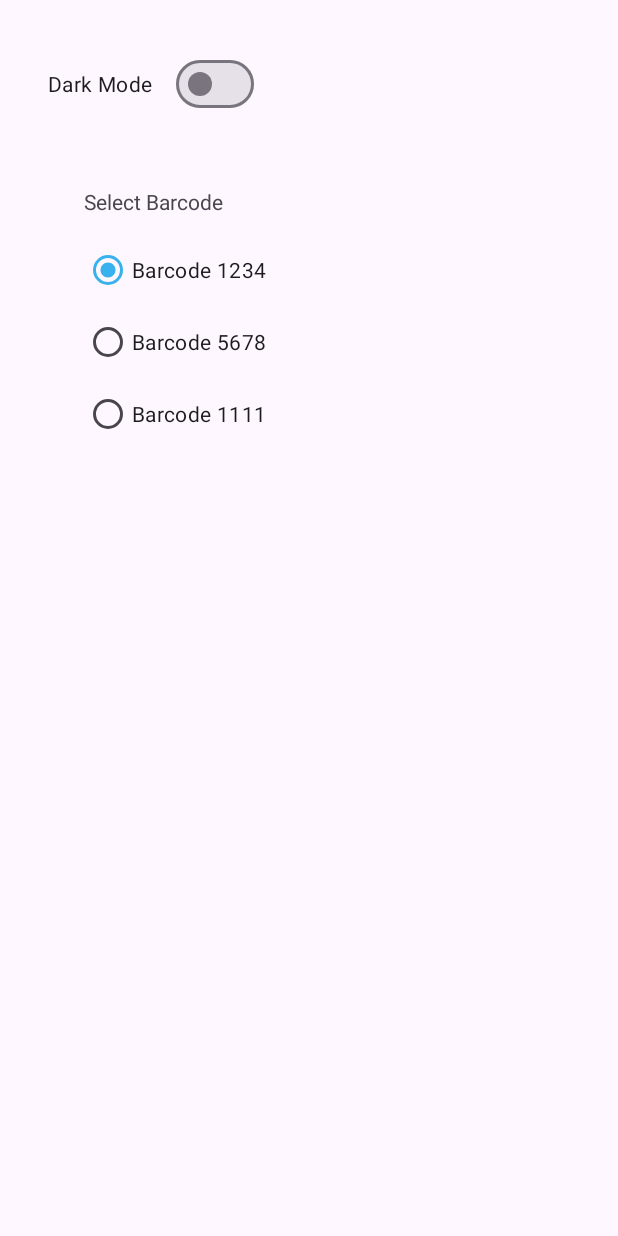
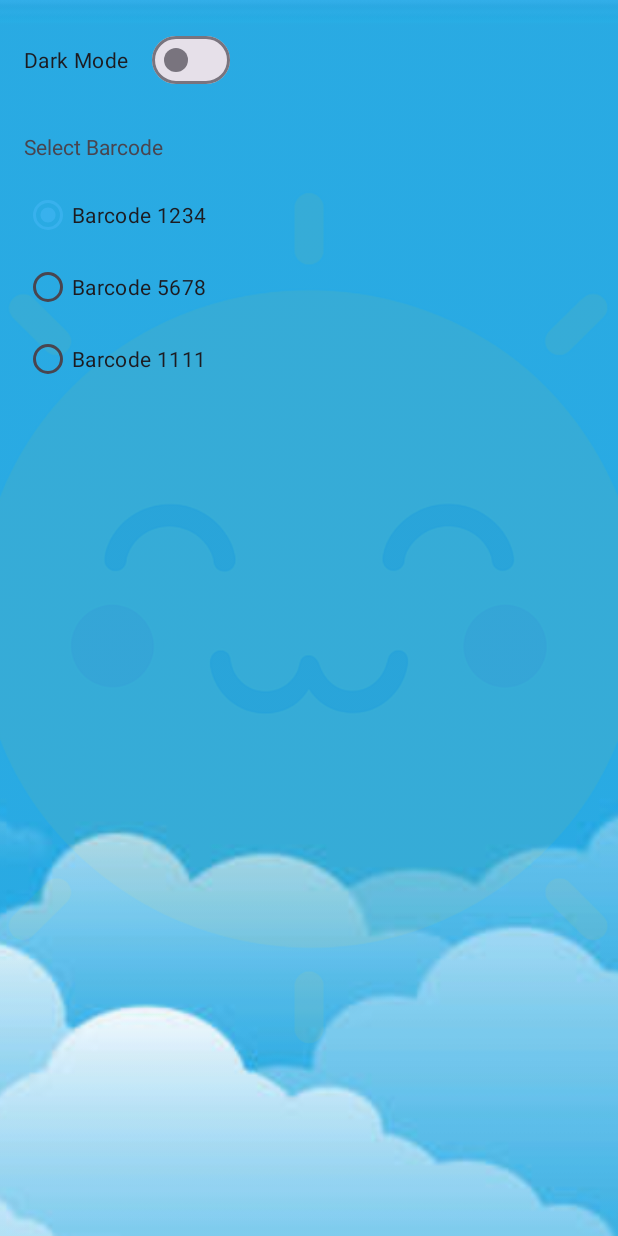
Before and after one commit to varunvaliveti/WakeBuddy, an Android app: the SettingsFragment screen opened through its navigation route, on a phone screen of 412 x 824 dp. Run offline under Robolectric (Android 15) with nearby library versions, the phone set to English and light mode, and no system bars; libraries missing offline, so code that uses them is left out: com.journeyapps.barcodescanner.

Commit message:
Adding calendar feature and improving dark mode functionality

```diff
--- a/app/src/main/java/edu/sjsu/android/wakebuddy/MainFragment.java
+++ b/app/src/main/java/edu/sjsu/android/wakebuddy/MainFragment.java
@@ -2,6 +2,7 @@ package edu.sjsu.android.wakebuddy;
 
 import android.content.Context;
 import android.content.SharedPreferences;
+import android.content.res.Configuration;
 import android.os.Bundle;
 
 import androidx.annotation.NonNull;
@@ -18,7 +19,6 @@ import android.view.ViewGroup;
 import android.widget.ImageButton;
 import android.widget.ImageView;
 import android.widget.TextView;
-import android.widget.Toast;
 
 import com.google.gson.Gson;
 import com.google.gson.reflect.TypeToken;
@@ -50,7 +50,6 @@ public class MainFragment extends Fragment implements AlarmDeleteListener, Alarm
     public void onViewCreated(@NonNull View view, @Nullable Bundle savedInstanceState) {
         super.onViewCreated(view, savedInstanceState);
         RecyclerView alarmsRecyclerView = view.findViewById(R.id.alarmsRecyclerView);
-
         alarmsRecyclerView.setLayoutManager(new LinearLayoutManager(requireContext()));
         AlarmAdapter adapter = new AlarmAdapter(alarms, this, this);
         alarmsRecyclerView.setAdapter(adapter);
@@ -59,22 +58,19 @@ public class MainFragment extends Fragment implements AlarmDeleteListener, Alarm
                 .setFragmentResultListener("alarm_request_key", this, (requestKey, bundle) -> {
                     int editIndex = bundle.getInt("edit_index", -1);
                     Alarm alarm = (Alarm) bundle.getSerializable("alarm");
-
                     if (alarm != null) {
                         if (editIndex != -1) {
                             Alarm oldAlarm = alarms.get(editIndex);
-                            AlarmUtils.cancelAlarm(requireContext(), oldAlarm); // cancel old
+                            AlarmUtils.cancelAlarm(requireContext(), oldAlarm);
                             alarms.set(editIndex, alarm);
                             adapter.notifyItemChanged(editIndex);
                         } else {
                             alarms.add(alarm);
                             adapter.notifyItemInserted(alarms.size() - 1);
                         }
-
                         if (alarm.isEnabled()) {
                             AlarmUtils.setAlarm(requireContext(), alarm);
                         }
-
                         saveAlarmsToStorage();
                     }
                 });
@@ -87,35 +83,21 @@ public class MainFragment extends Fragment implements AlarmDeleteListener, Alarm
         wakeupCounterText.setText("Wakeups: " + count);
 
         ImageView background = view.findViewById(R.id.backgroundImg);
-
-        boolean hasEnabledAlarms = false;
-        for (Alarm alarm : alarms) {
-            if (alarm.isEnabled()) {
-                hasEnabledAlarms = true;
-                break;
-            }
-        }
-
-        if (hasEnabledAlarms) {
-            background.setImageResource(R.drawable.sky); // active alarms = daytime
+        int mode = getResources().getConfiguration().uiMode & Configuration.UI_MODE_NIGHT_MASK;
+        if (mode == Configuration.UI_MODE_NIGHT_YES) {
+            background.setImageResource(R.drawable.night);
         } else {
-            background.setImageResource(R.drawable.night); // no alarms = sleepy mode
+            background.setImageResource(R.drawable.sky);
         }
 
         ImageButton addAlarmBtn = view.findViewById(R.id.addAlarmButton);
-        addAlarmBtn.setOnClickListener(v -> {
-            goAddAlarm();
-        });
+        addAlarmBtn.setOnClickListener(v -> goAddAlarm());
 
         ImageButton settingsBtn = view.findViewById(R.id.alarmSettingsButton);
-        settingsBtn.setOnClickListener(v -> {
-            controller.navigate(R.id.settingsFragment);
-        });
+        settingsBtn.setOnClickListener(v -> controller.navigate(R.id.settingsFragment));
 
         ImageButton calendarBtn = view.findViewById(R.id.calendarButton);
-        calendarBtn.setOnClickListener(v -> {
-            Toast.makeText(getContext(), "Add calendar button clicked", Toast.LENGTH_SHORT).show();
-        });
+        calendarBtn.setOnClickListener(v -> controller.navigate(R.id.calendarFragment));
     }
 
     public void goAddAlarm() {
@@ -145,7 +127,6 @@ public class MainFragment extends Fragment implements AlarmDeleteListener, Alarm
     @Override
     public void onAlarmDelete(Alarm alarm) {
         AlarmUtils.cancelAlarm(requireContext(), alarm);
-
         int index = alarms.indexOf(alarm);
         if (index != -1) {
             alarms.remove(index);
--- a/app/src/main/java/edu/sjsu/android/wakebuddy/SettingsFragment.java
+++ b/app/src/main/java/edu/sjsu/android/wakebuddy/SettingsFragment.java
@@ -2,6 +2,7 @@ package edu.sjsu.android.wakebuddy;
 
 import android.content.Context;
 import android.content.SharedPreferences;
+import android.content.res.Configuration;
 import android.os.Bundle;
 
 import androidx.annotation.NonNull;
@@ -9,19 +10,17 @@ import androidx.annotation.Nullable;
 import androidx.appcompat.app.AppCompatDelegate;
 import androidx.fragment.app.Fragment;
 
-import android.util.Log;
 import android.view.LayoutInflater;
 import android.view.View;
 import android.view.ViewGroup;
+import android.widget.ImageView;
 import android.widget.RadioGroup;
-import android.widget.Switch;
 
 import com.google.android.material.materialswitch.MaterialSwitch;
 
 public class SettingsFragment extends Fragment {
 
-    public SettingsFragment() {
-    }
+    public SettingsFragment() {}
 
     @Override
     public View onCreateView(LayoutInflater inflater, ViewGroup container,
@@ -33,10 +32,19 @@ public class SettingsFragment extends Fragment {
     public void onViewCreated(@NonNull View view, @Nullable Bundle savedInstanceState) {
         super.onViewCreated(view, savedInstanceState);
 
+        ImageView logoOverlay = view.findViewById(R.id.loadLogoOverlay);
+        ImageView skyBg = view.findViewById(R.id.skyBackground);
+
+        int currentNightMode = getResources().getConfiguration().uiMode & Configuration.UI_MODE_NIGHT_MASK;
+        if (currentNightMode == Configuration.UI_MODE_NIGHT_YES) {
+            logoOverlay.setVisibility(View.GONE);
+            skyBg.setImageResource(R.drawable.night);
+        } else {
+            logoOverlay.setVisibility(View.VISIBLE);
+            skyBg.setImageResource(R.drawable.sky);
+        }
 
         RadioGroup rg = view.findViewById(R.id.radioGroup2);
-
-
         MaterialSwitch darkModeSwitch = view.findViewById(R.id.darkModeSwitch);
 
         SharedPreferences prefs = requireContext().getSharedPreferences("settings", Context.MODE_PRIVATE);
@@ -45,16 +53,13 @@ public class SettingsFragment extends Fragment {
 
         String savedCode = prefs.getString("correct_code", "1234");
         BarcodeAlarmActivity.setCorrect(savedCode);
-        switch (savedCode) {
-            case "1234":
-                rg.check(R.id.radioButton);
-                break;
-            case "5678":
-                rg.check(R.id.radioButton2);
-                break;
-            case "1111":
-                rg.check(R.id.radioButton3);
-                break;
+
+        if (savedCode.equals("1234")) {
+            rg.check(R.id.radioButton);
+        } else if (savedCode.equals("5678")) {
+            rg.check(R.id.radioButton2);
+        } else {
+            rg.check(R.id.radioButton3);
         }
 
         darkModeSwitch.setOnCheckedChangeListener((buttonView, isChecked) -> {
@@ -65,7 +70,6 @@ public class SettingsFragment extends Fragment {
                 AppCompatDelegate.setDefaultNightMode(AppCompatDelegate.MODE_NIGHT_NO);
             }
         });
-
 
         rg.setOnCheckedChangeListener((group, checkedId) -> {
             String code;
@@ -79,7 +83,5 @@ public class SettingsFragment extends Fragment {
             prefs.edit().putString("correct_code", code).apply();
             BarcodeAlarmActivity.setCorrect(code);
         });
-
-
     }
 }
--- a/app/src/main/res/layout/fragment_settings.xml
+++ b/app/src/main/res/layout/fragment_settings.xml
@@ -1,57 +1,75 @@
 <?xml version="1.0" encoding="utf-8"?>
-<androidx.constraintlayout.widget.ConstraintLayout xmlns:android="http://schemas.android.com/apk/res/android"
+<FrameLayout xmlns:android="http://schemas.android.com/apk/res/android"
     xmlns:app="http://schemas.android.com/apk/res-auto"
     xmlns:tools="http://schemas.android.com/tools"
     android:layout_width="match_parent"
     android:layout_height="match_parent"
     tools:context=".SettingsFragment">
 
+    <ImageView
+        android:id="@+id/skyBackground"
+        android:layout_width="match_parent"
+        android:layout_height="match_parent"
+        android:scaleType="centerCrop"
+        android:src="@drawable/sky" />
+
+    <ImageView
+        android:id="@+id/loadLogoOverlay"
+        android:layout_width="match_parent"
+        android:layout_height="match_parent"
+        android:scaleType="centerCrop"
+        android:src="@drawable/load_logo"
+        android:alpha="0.07" />
+
+    <androidx.constraintlayout.widget.ConstraintLayout
+        android:layout_width="match_parent"
+        android:layout_height="match_parent"
+        android:padding="16dp">
+
         <com.google.android.material.materialswitch.MaterialSwitch
             android:id="@+id/darkModeSwitch"
             android:layout_width="wrap_content"
             android:layout_height="wrap_content"
             android:text="@string/dark_mode"
-        android:layout_marginTop="32dp"
-        android:layout_marginStart="32dp"
             app:layout_constraintTop_toTopOf="parent"
-        app:layout_constraintStart_toStartOf="parent"/>
+            app:layout_constraintStart_toStartOf="parent" />
+
+        <TextView
+            android:id="@+id/textView"
+            android:layout_width="wrap_content"
+            android:layout_height="wrap_content"
+            android:text="@string/select_barcode"
+            app:layout_constraintTop_toBottomOf="@id/darkModeSwitch"
+            app:layout_constraintStart_toStartOf="parent"
+            android:layout_marginTop="24dp" />
 
         <RadioGroup
             android:id="@+id/radioGroup2"
-        android:layout_width="250dp"
-        android:layout_height="245dp"
-        android:layout_marginStart="56dp"
-        android:layout_marginTop="76dp"
+            android:layout_width="wrap_content"
+            android:layout_height="wrap_content"
+            android:orientation="vertical"
+            app:layout_constraintTop_toBottomOf="@id/textView"
             app:layout_constraintStart_toStartOf="parent"
-        app:layout_constraintTop_toBottomOf="@+id/darkModeSwitch">
+            android:layout_marginTop="12dp">
 
             <RadioButton
                 android:id="@+id/radioButton"
-            android:checked="true"
-            android:layout_width="match_parent"
+                android:layout_width="wrap_content"
                 android:layout_height="wrap_content"
                 android:text="@string/barcode_one" />
 
             <RadioButton
                 android:id="@+id/radioButton2"
-            android:layout_width="match_parent"
+                android:layout_width="wrap_content"
                 android:layout_height="wrap_content"
                 android:text="@string/barcode_two" />
 
             <RadioButton
                 android:id="@+id/radioButton3"
-            android:layout_width="match_parent"
+                android:layout_width="wrap_content"
                 android:layout_height="wrap_content"
                 android:text="@string/barcode_three" />
         </RadioGroup>
 
-    <TextView
-        android:id="@+id/textView"
-        android:layout_width="wrap_content"
-        android:layout_height="wrap_content"
-        android:layout_marginBottom="12dp"
-        android:text="@string/select_barcode"
-        app:layout_constraintBottom_toTopOf="@+id/radioGroup2"
-        app:layout_constraintStart_toStartOf="@+id/radioGroup2" />
-
     </androidx.constraintlayout.widget.ConstraintLayout>
+</FrameLayout>
--- a/app/src/main/res/navigation/nav.xml
+++ b/app/src/main/res/navigation/nav.xml
@@ -43,4 +43,10 @@
         android:name="edu.sjsu.android.wakebuddy.SettingsFragment"
         android:label="Settings"
         tools:layout="@layout/fragment_settings" />
+
+    <fragment
+        android:id="@+id/calendarFragment"
+        android:name="edu.sjsu.android.wakebuddy.CalendarFragment"
+        android:label="Calendar"
+        tools:layout="@layout/fragment_calendar" />
 </navigation>
--- a/app/src/main/res/values-night/themes.xml
+++ b/app/src/main/res/values-night/themes.xml
@@ -1,7 +1,12 @@
 <resources xmlns:tools="http://schemas.android.com/tools">
-    <!-- Base application theme. -->
     <style name="Base.Theme.WakeBuddy" parent="Theme.Material3.DayNight.NoActionBar">
-        <!-- Customize your dark theme here. -->
-        <item name="android:windowBackground">@drawable/load_logo</item>
+        <item name="android:windowBackground">@drawable/night</item>
+        <item name="colorPrimary">@color/sky_blue</item>
     </style>
+
+    <style name="SplashTheme" parent="Theme.AppCompat.Light.NoActionBar">
+        <item name="android:windowBackground">@drawable/night</item>
+    </style>
+
+    <style name="Theme.WakeBuddy" parent="Base.Theme.WakeBuddy" />
 </resources>
--- a/app/src/main/res/values/themes.xml
+++ b/app/src/main/res/values/themes.xml
@@ -1,16 +1,12 @@
 <resources xmlns:tools="http://schemas.android.com/tools">
-    <!-- Base app theme -->
     <style name="Base.Theme.WakeBuddy" parent="Theme.Material3.DayNight.NoActionBar">
-        <!-- Customize your theme here -->
         <item name="colorPrimary">@color/sky_blue</item>
     </style>
 
-    <!-- Launcher Splash Screen Theme -->
     <style name="SplashTheme" parent="Theme.AppCompat.Light.NoActionBar">
         <item name="android:windowBackground">@drawable/splash_background</item>
     </style>
 
 
-    <!-- Main App Theme -->
     <style name="Theme.WakeBuddy" parent="Base.Theme.WakeBuddy" />
 </resources>
```
Also changed, not shown: app/src/main/java/edu/sjsu/android/wakebuddy/CalendarFragment.java (added, +93 -0 lines), app/src/main/res/layout/fragment_calendar.xml (added, +53 -0 lines). Lines whose indentation alone changed are shown as unchanged.
